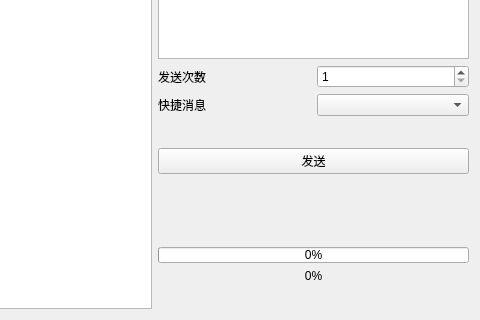
Qt form src/page/message/message.ui (superhuap/mythware_tools) before a commit; both pictures show x 170 to 650 and y 130 to 450 of the 650 by 450 pixel window.
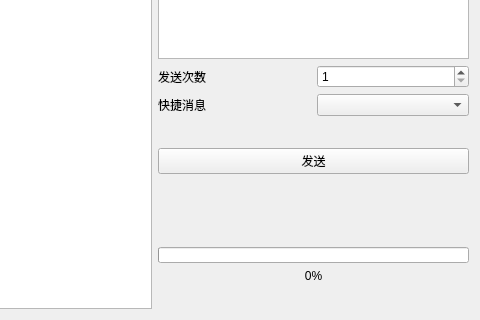
The same form after that commit. Custom widgets are drawn as their Qt base class.

```diff
--- a/src/page/message/message.ui
+++ b/src/page/message/message.ui
@@ -178,6 +178,9 @@
          <property name="value">
           <number>0</number>
          </property>
+         <property name="textVisible">
+          <bool>false</bool>
+         </property>
          <property name="invertedAppearance">
           <bool>false</bool>
          </property>
```
